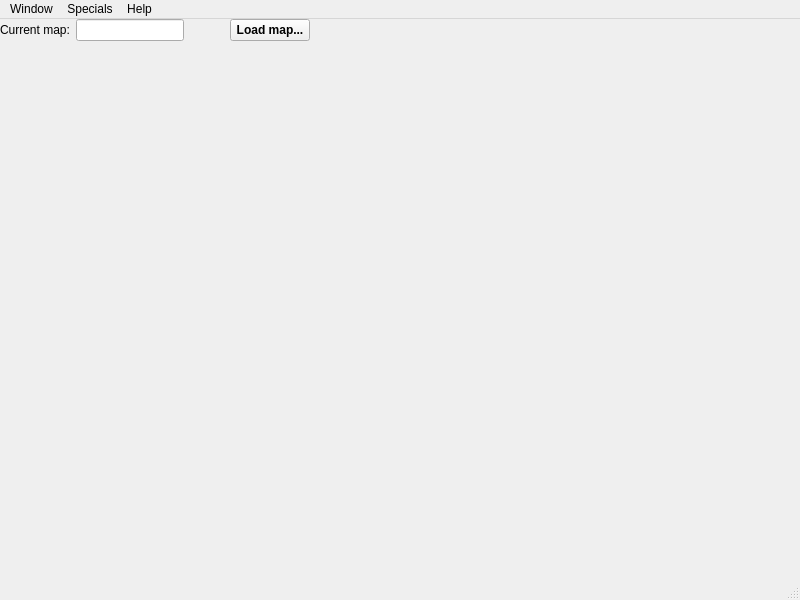
Qt form OTModules/wMaps/wmaps.ui (pietr26/OMSI-Tools) before a commit.
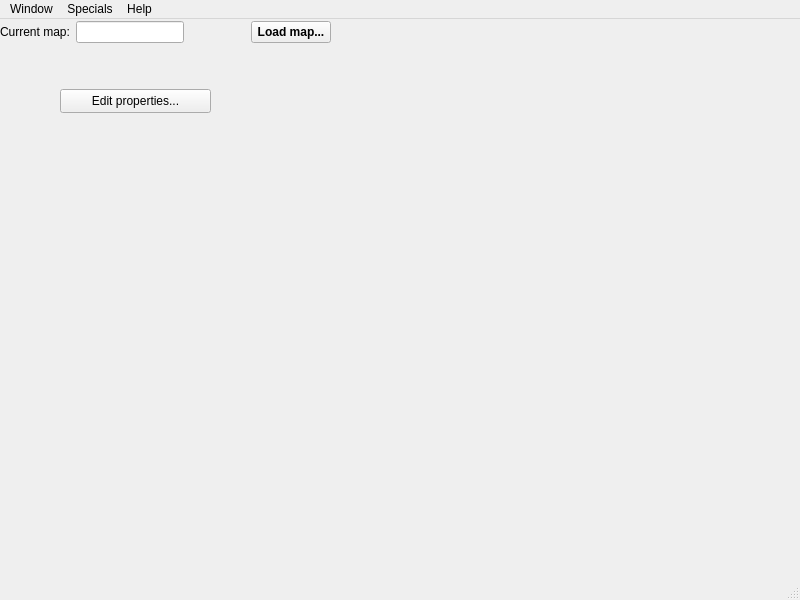
The same form after that commit. Icons and pictures are not drawn.

Diff of the .ui file:
```diff
--- a/OTModules/wMaps/wmaps.ui
+++ b/OTModules/wMaps/wmaps.ui
@@ -58,7 +58,15 @@
      <set>Qt::AlignCenter</set>
     </property>
    </widget>
-   <widget class="QWidget" name="">
+   <widget class="QWidget" name="layoutWidget">
+    <property name="geometry">
+     <rect>
+      <x>0</x>
+      <y>0</y>
+      <width>331</width>
+      <height>26</height>
+     </rect>
+    </property>
     <layout class="QHBoxLayout" name="horizontalLayout">
      <item>
       <widget class="QLabel" name="lblCurrentMap">
@@ -105,6 +113,19 @@
      </item>
     </layout>
    </widget>
+   <widget class="QPushButton" name="btnEditPropterties">
+    <property name="geometry">
+     <rect>
+      <x>60</x>
+      <y>70</y>
+      <width>151</width>
+      <height>24</height>
+     </rect>
+    </property>
+    <property name="text">
+     <string>Edit properties...</string>
+    </property>
+   </widget>
   </widget>
   <widget class="QMenuBar" name="menubar">
    <property name="geometry">
```
